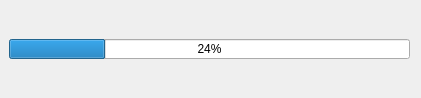
Qt form res/ui/download_loading.ui (zelviner/CardInfo) before a commit.
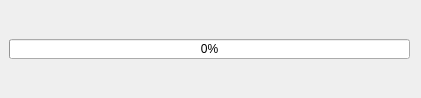
The same form after that commit.

Diff of the .ui file:
```diff
--- a/res/ui/download_loading.ui
+++ b/res/ui/download_loading.ui
@@ -23,7 +23,7 @@
     </rect>
    </property>
    <property name="value">
-    <number>24</number>
+    <number>0</number>
    </property>
   </widget>
  </widget>
```
